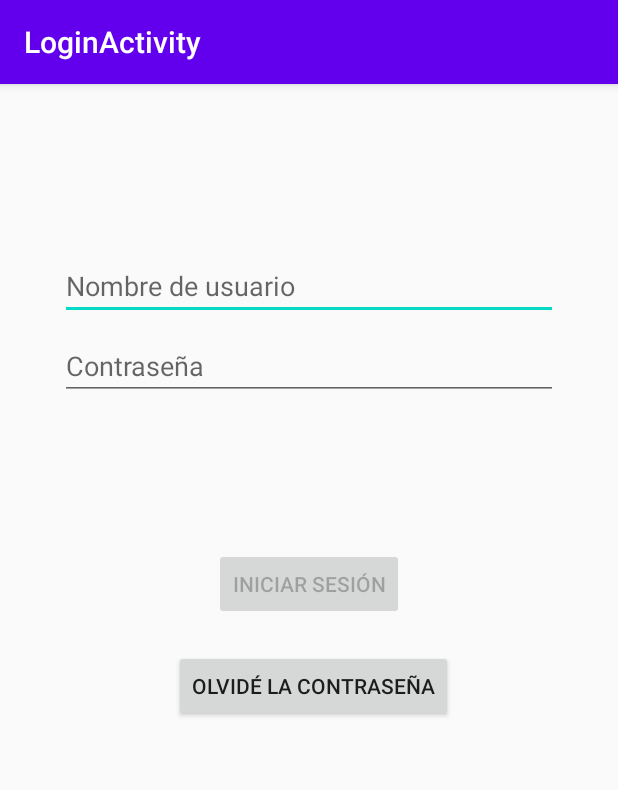
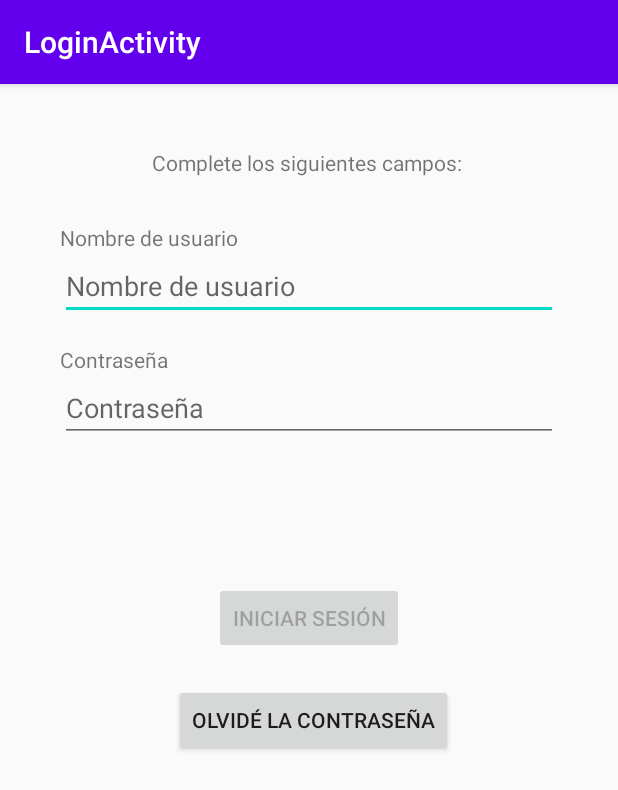
Before and after one commit to Matyrodz/CompraVenta, an Android app: the LoginActivity screen opened directly, with no data from a screen before it, on a phone screen of 412 x 824 dp. Shown: the top 790 px of the screen. Run offline under Robolectric (Android 15) with nearby library versions, the phone set to English and light mode, and no system bars.

Commit message:
main activty agregada

```diff
--- a/app/src/main/AndroidManifest.xml
+++ b/app/src/main/AndroidManifest.xml
@@ -9,9 +9,10 @@
         android:roundIcon="@mipmap/ic_launcher_round"
         android:supportsRtl="true"
         android:theme="@style/AppTheme">
+        <activity android:name=".Registrar"></activity>
         <activity
             android:name=".ui.login.LoginActivity"
-            android:label="@string/title_activity_login"></activity>
+            android:label="@string/title_activity_login" />
         <activity android:name=".MainActivity">
             <intent-filter>
                 <action android:name="android.intent.action.MAIN" />
--- /dev/null
+++ b/app/src/main/java/com/example/myapplication/data/model/Producto.java
@@ -0,0 +1,4 @@
+package com.example.myapplication.data.model;
+
+public class Producto {
+}
--- /dev/null
+++ b/app/src/main/java/com/example/myapplication/data/model/UsuarioCliente.java
@@ -0,0 +1,5 @@
+package com.example.myapplication.data.model;
+
+public class UsuarioCliente extends Usuario{
+
+}
--- /dev/null
+++ b/app/src/main/java/com/example/myapplication/data/model/UsuarioVendedor.java
@@ -0,0 +1,4 @@
+package com.example.myapplication.data.model;
+
+public class UsuarioVendedor extends Usuario {
+}
--- a/app/src/main/res/layout/activity_login.xml
+++ b/app/src/main/res/layout/activity_login.xml
@@ -11,6 +11,31 @@
     android:paddingBottom="@dimen/activity_vertical_margin"
     tools:context=".ui.login.LoginActivity">
 
+    <TextView
+        android:layout_width="wrap_content"
+        android:layout_height="wrap_content"
+        android:layout_marginStart="85dp"
+        android:layout_marginBottom="50dp"
+        android:text="@string/complete_los_siguientes_campos"
+        app:layout_constraintBottom_toTopOf="@+id/username"
+        app:layout_constraintStart_toStartOf="parent" />
+
+    <TextView
+        android:layout_width="wrap_content"
+        android:layout_height="wrap_content"
+        android:layout_marginStart="24dp"
+        android:text="@string/nombre_de_usuario"
+        app:layout_constraintBottom_toTopOf="@+id/username"
+        app:layout_constraintStart_toStartOf="parent" />
+
+    <TextView
+        android:layout_width="wrap_content"
+        android:layout_height="wrap_content"
+        android:layout_marginStart="24dp"
+        android:text="@string/contrase_a"
+        app:layout_constraintBottom_toTopOf="@+id/password"
+        app:layout_constraintStart_toStartOf="parent" />
+
     <EditText
         android:id="@+id/username"
         android:layout_width="0dp"
@@ -18,7 +43,7 @@
         android:layout_marginStart="24dp"
         android:layout_marginTop="96dp"
         android:layout_marginEnd="24dp"
-        android:hint="Nombre de usuario"
+        android:hint="@string/nombre_de_usuario"
         android:inputType="textEmailAddress"
         android:selectAllOnFocus="true"
         app:layout_constraintEnd_toEndOf="parent"
@@ -30,14 +55,15 @@
         android:layout_width="0dp"
         android:layout_height="wrap_content"
         android:layout_marginStart="24dp"
-        android:layout_marginTop="8dp"
+        android:layout_marginTop="36dp"
         android:layout_marginEnd="24dp"
-        android:hint="Contraseña"
+        android:hint="@string/contrase_a"
         android:imeActionLabel="@string/action_sign_in_short"
         android:imeOptions="actionDone"
         android:inputType="textPassword"
         android:selectAllOnFocus="true"
         app:layout_constraintEnd_toEndOf="parent"
+        app:layout_constraintHorizontal_bias="1.0"
         app:layout_constraintStart_toStartOf="parent"
         app:layout_constraintTop_toBottomOf="@+id/username" />
 
@@ -51,7 +77,7 @@
         android:layout_marginEnd="48dp"
         android:layout_marginBottom="64dp"
         android:enabled="false"
-        android:text="Iniciar sesión"
+        android:text="@string/iniciar_sesi_n"
         app:layout_constraintBottom_toBottomOf="parent"
         app:layout_constraintEnd_toEndOf="parent"
         app:layout_constraintStart_toStartOf="parent"
--- a/app/src/main/res/values/strings.xml
+++ b/app/src/main/res/values/strings.xml
@@ -9,4 +9,8 @@
     <string name="invalid_username">Not a valid username</string>
     <string name="invalid_password">Password must be >5 characters</string>
     <string name="login_failed">"Login failed"</string>
+    <string name="complete_los_siguientes_campos">Complete los siguientes campos:</string>
+    <string name="nombre_de_usuario">Nombre de usuario</string>
+    <string name="contrase_a">Contraseña</string>
+    <string name="iniciar_sesi_n">Iniciar sesión</string>
 </resources>
```
Also changed, not shown: app/src/main/java/com/example/myapplication/MainActivity.java (+27 -0 lines), app/src/main/java/com/example/myapplication/Registrar.java (added, +14 -0 lines), app/src/main/java/com/example/myapplication/data/model/Usuario.java (added, +52 -0 lines), app/src/main/res/layout/activity_main.xml (+0 -9 lines), app/src/main/res/layout/activity_registrar.xml (added, +9 -0 lines).
